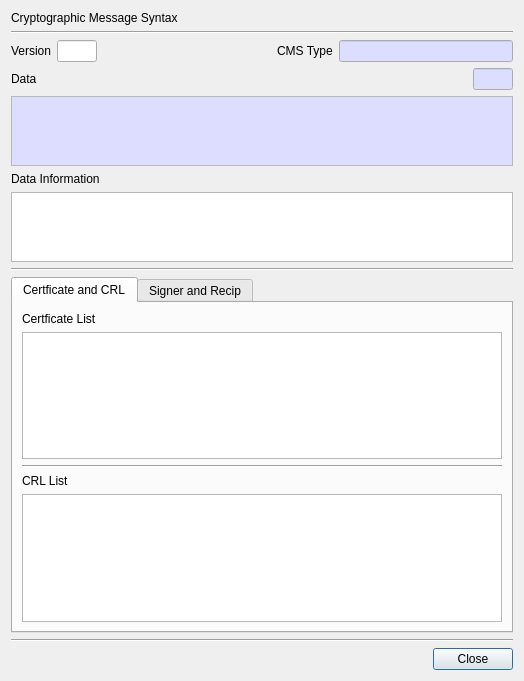
Before: the Qt Designer form BerEditor/cms_info_dlg.ui in jykim74/BerEditor, drawn with Qt 5.
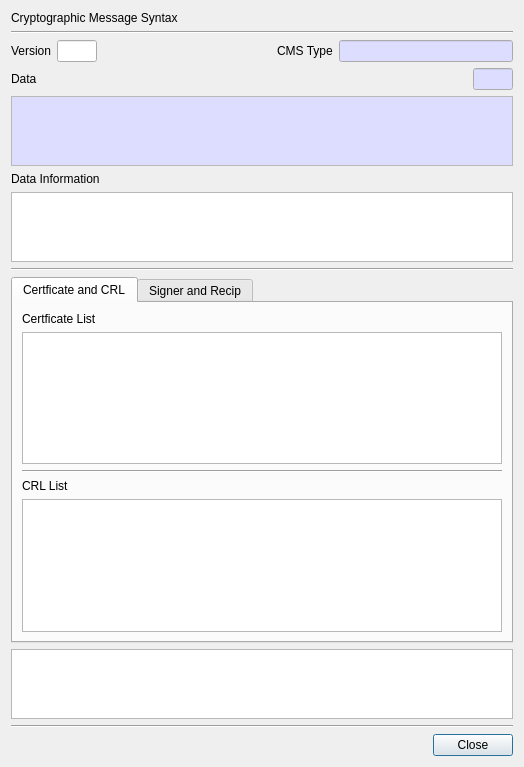
After: the same form once the commit is applied.

Diff of the .ui file:
```diff
--- a/BerEditor/cms_info_dlg.ui
+++ b/BerEditor/cms_info_dlg.ui
@@ -7,7 +7,7 @@
     <x>0</x>
     <y>0</y>
     <width>524</width>
-    <height>681</height>
+    <height>767</height>
    </rect>
   </property>
   <property name="windowTitle">
@@ -310,6 +310,9 @@
      </widget>
     </widget>
    </item>
+   <item>
+    <widget class="QPlainTextEdit" name="mValueText"/>
+   </item>
    <item>
     <widget class="Line" name="line">
      <property name="orientation">
```
